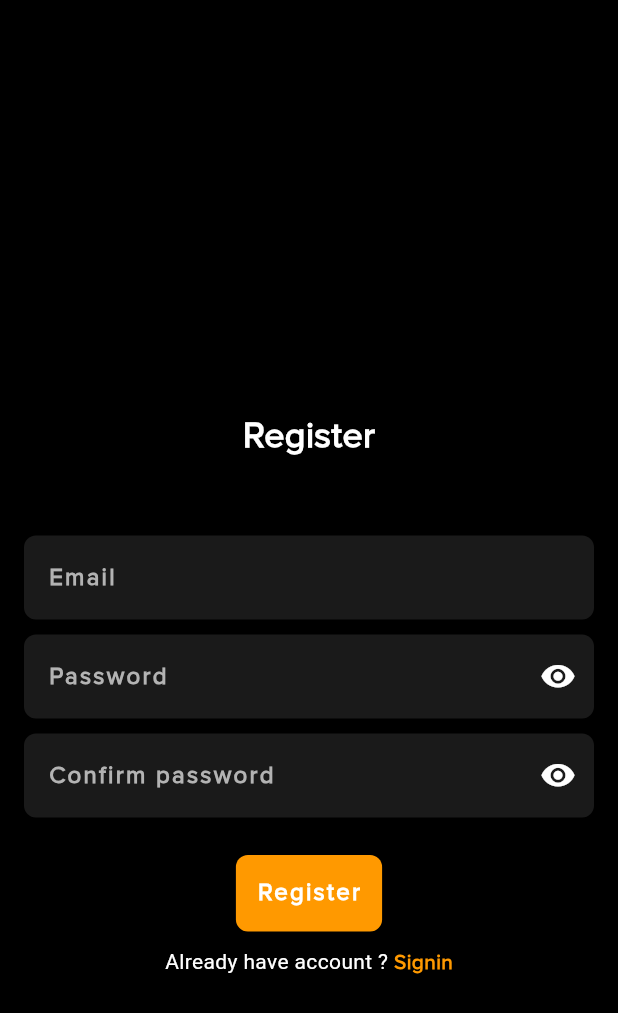
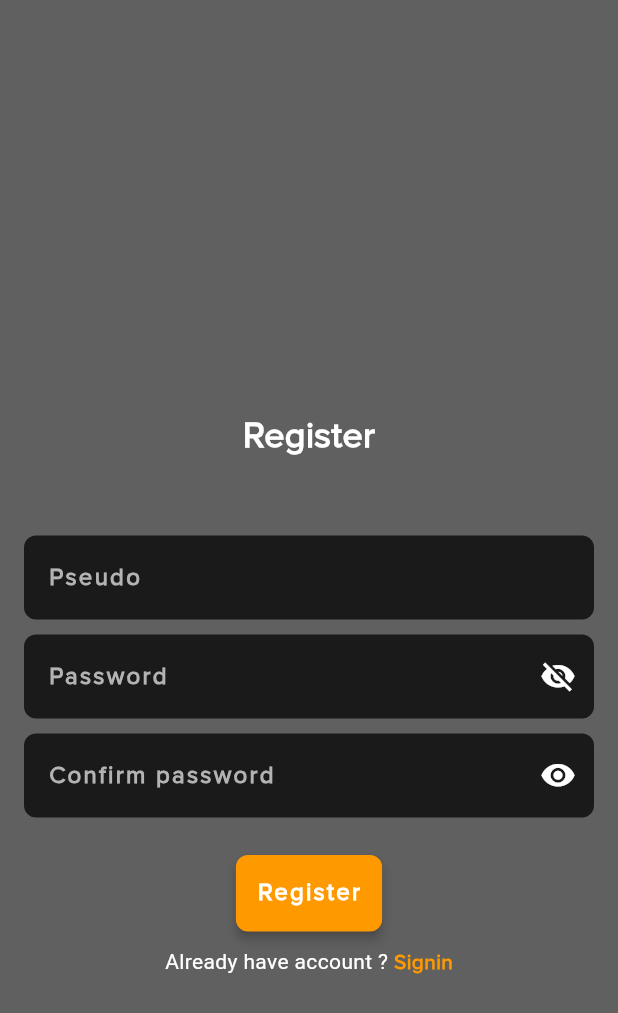
Before and after one commit to andyRamesy/posix, a Flutter app: the SignupPage screen opened directly, after a tap on "Register", on a phone screen of 412 x 824 dp. Shown: the top 1013 px of the screen. Run offline on Flutter 3.47's test engine with Material 3 defaults, Android fonts, the phone set to English and light mode, and no system bars; our stand-ins replace dartz, dio, flutter_bloc, flutter_svg, get_it, local_auth and 2 more; accounts and stored records are empty; network calls fail.

Commit message:
fix obscure text on password field and validation

```diff
--- a/lib/common/widgets/buttons/custom_button.dart
+++ b/lib/common/widgets/buttons/custom_button.dart
@@ -7,20 +7,20 @@ class Custombutton extends StatelessWidget {
   final bool isPrimary;
   final TextStyle textStyle;
 
-  const Custombutton(
-      {super.key,
-      required this.text,
-      required this.onPressed,
-      this.isPrimary = true,
-      required this.textStyle});
+  const Custombutton({
+    super.key,
+    required this.text,
+    required this.onPressed,
+    this.isPrimary = true,
+    required this.textStyle,
+  });
 
   @override
   Widget build(BuildContext context) {
     return ElevatedButton(
       style: ElevatedButton.styleFrom(
           backgroundColor: isPrimary ? AppColors.primary : AppColors.background,
-          foregroundColor:
-              isPrimary ? AppColors.customBlack : AppColors.text,
+          foregroundColor: isPrimary ? AppColors.customBlack : AppColors.text,
           padding: const EdgeInsets.symmetric(
             vertical: 14,
             horizontal: 14,
--- a/lib/core/configs/network/dio_client.dart
+++ b/lib/core/configs/network/dio_client.dart
@@ -1,4 +1,5 @@
 import 'package:dio/dio.dart';
+import 'package:posix/core/configs/constants/api_url.dart';
 
 import 'interceptors.dart';
 
@@ -7,12 +8,12 @@ class DioClient {
   DioClient()
       : _dio = Dio(
           BaseOptions(
-              baseUrl: '',
+              baseUrl: ApiUrl.baseUrl,
               headers: {'Content-Type': 'application/json; charset=UTF-8'},
               responseType: ResponseType.json,
               sendTimeout: const Duration(seconds: 10),
               receiveTimeout: const Duration(seconds: 10)),
-        )..interceptors.addAll([AuthInterceptor(),LoggerInterceptor()]);
+        )..interceptors.addAll([AuthInterceptor(), LoggerInterceptor()]);
 
   // GET METHOD
   Future<Response> get(
--- a/lib/data/auth/sources/auth_api_service.dart
+++ b/lib/data/auth/sources/auth_api_service.dart
@@ -1,5 +1,6 @@
 import 'package:dartz/dartz.dart';
 import 'package:dio/dio.dart';
+import 'package:posix/core/configs/constants/api_url.dart';
 import 'package:posix/core/configs/network/dio_client.dart';
 import 'package:posix/data/auth/models/signin_request_params.dart';
 import 'package:posix/data/auth/models/signup_request_params.dart';
@@ -24,10 +25,13 @@ class AuthApiServiceImpl extends AuthApiService {
   @override
   Future<Either> signup(SignupRequestParams params) async {
     try {
-      var response = await sl<DioClient>().post('url');
-      return Right(response);
+      var response = await sl<DioClient>().post(
+        ApiUrl.signup,
+        data: params.toMap(),
+      );
+      return Right(response.data);
     } on DioException catch (e) {
-      return Left(e);
+      return Left(e.response!.data['message']);
     }
   }
 }
--- /dev/null
+++ b/lib/domain/auth/usecases/signup.dart
@@ -0,0 +1,12 @@
+import 'package:dartz/dartz.dart';
+import 'package:posix/core/usecase/usecase.dart';
+import 'package:posix/data/auth/models/signup_request_params.dart';
+import 'package:posix/domain/auth/repositories/auth.dart';
+import 'package:posix/service_locator.dart';
+
+class SignupUseCase extends UseCase<Either, SignupRequestParams> {
+  @override
+  Future<Either> call(SignupRequestParams params) async {
+    return await sl<AuthRepository>().signup(params);
+  }
+}
--- a/lib/presentation/auth/pages/signup.dart
+++ b/lib/presentation/auth/pages/signup.dart
@@ -2,24 +2,40 @@ import 'package:flutter/gestures.dart';
 import 'package:flutter/material.dart';
 import 'package:posix/common/navigation/app_navigation.dart';
 import 'package:posix/common/widgets/buttons/custom_button.dart';
+import 'package:posix/core/configs/theme/app_color.dart';
 import 'package:posix/core/configs/theme/app_theme.dart';
-import 'package:posix/presentation/home/pages/home.dart';
+import 'package:posix/data/auth/models/signup_request_params.dart';
+import 'package:posix/domain/auth/usecases/signup.dart';
+import 'package:posix/presentation/auth/pages/signin.dart';
+import 'package:posix/service_locator.dart';
+
+enum PasswordFieldType { password, confirmPassword }
 
 class SignupPage extends StatefulWidget {
-  SignupPage({super.key});
+  const SignupPage({super.key});
 
   @override
   State<SignupPage> createState() => _SignupPageState();
 }
 
 class _SignupPageState extends State<SignupPage> {
-  final TextEditingController _emailController = TextEditingController();
+  final TextEditingController _pseudoController = TextEditingController();
   final TextEditingController _passwordController = TextEditingController();
-  bool _isObscure = true;
+  final TextEditingController _confirmPasswordController =
+      TextEditingController();
+  bool _isObscurePassword = true;
+  bool _isObscurePasswordConfirmation = true;
 
-  void _toggleObscured() {
+  _toggleObscuredPassword(PasswordFieldType fieldType) {
     setState(() {
-      _isObscure = !_isObscure;
+      switch (fieldType) {
+        case PasswordFieldType.password:
+          _isObscurePassword = !_isObscurePassword;
+          break;
+        case PasswordFieldType.confirmPassword:
+          _isObscurePasswordConfirmation = !_isObscurePasswordConfirmation;
+          break;
+      }
     });
   }
 
@@ -30,34 +46,38 @@ class _SignupPageState extends State<SignupPage> {
     );
   }
 
-  Widget _emailField() {
+  Widget _pseudoField() {
     return TextField(
-      controller: _emailController,
-      decoration: const InputDecoration(hintText: "Email"),
+      controller: _pseudoController,
+      decoration: const InputDecoration(hintText: "Pseudo"),
     );
   }
 
   Widget _passwordField() {
     return TextField(
       controller: _passwordController,
+      obscureText: _isObscurePassword,
       decoration: InputDecoration(
           hintText: "Password",
           suffixIcon: IconButton(
-              onPressed: _toggleObscured,
-              icon: Icon(_isObscure
-                  ? Icons.visibility_rounded
-                  : Icons.visibility_off_sharp))),
+              onPressed: () =>
+                  _toggleObscuredPassword(PasswordFieldType.password),
+              icon: Icon(_isObscurePassword
+                  ? Icons.visibility_off_sharp
+                  : Icons.visibility_rounded))),
     );
   }
 
   Widget _confirmPasswordField() {
     return TextField(
-      controller: _passwordController,
+      controller: _confirmPasswordController,
+      obscureText: _isObscurePasswordConfirmation,
       decoration: InputDecoration(
           hintText: "Confirm password",
           suffixIcon: IconButton(
-              onPressed: _toggleObscured,
-              icon: Icon(_isObscure
+              onPressed: () =>
+                  _toggleObscuredPassword(PasswordFieldType.confirmPassword),
+              icon: Icon(_isObscurePasswordConfirmation
                   ? Icons.visibility_rounded
                   : Icons.visibility_off_sharp))),
     );
@@ -66,8 +86,11 @@ class _SignupPageState extends State<SignupPage> {
   Widget _signupButton(BuildContext context) {
     return Custombutton(
       text: "Register",
-      onPressed: () {
-        print("signup");
+      onPressed: () async {
+        await sl<SignupUseCase>().call(SignupRequestParams(
+          email: _pseudoController.text,
+          password: _passwordController.text,
+        ));
       },
       textStyle: AppTheme.appTheme.textTheme.bodyLarge!,
     );
@@ -83,7 +106,7 @@ class _SignupPageState extends State<SignupPage> {
             style: AppTheme.appTheme.textTheme.labelLarge,
             recognizer: TapGestureRecognizer()
               ..onTap = () {
-                AppNavigation.push(context, HomePage());
+                AppNavigation.push(context, SigninPage());
               },
           )
         ],
@@ -94,6 +117,7 @@ class _SignupPageState extends State<SignupPage> {
   @override
   Widget build(BuildContext context) {
     return Scaffold(
+      backgroundColor: AppColors.scaffoldBackgroundColor,
       body: SafeArea(
         minimum: const EdgeInsets.only(top: 100, right: 16, left: 16),
         child: Column(
@@ -105,7 +129,7 @@ class _SignupPageState extends State<SignupPage> {
             const SizedBox(
               height: 30,
             ),
-            _emailField(),
+            _pseudoField(),
             _passwordField(),
             _confirmPasswordField(),
             const SizedBox(
--- a/lib/service_locator.dart
+++ b/lib/service_locator.dart
@@ -10,6 +10,7 @@ import 'package:posix/domain/auth/repositories/auth_biometric.dart';
 import 'package:posix/domain/auth/usecases/auth_biometric.dart';
 import 'package:posix/domain/auth/usecases/is_device_supported.dart';
 import 'package:posix/domain/auth/usecases/signin.dart';
+import 'package:posix/domain/auth/usecases/signup.dart';
 
 final sl = GetIt.instance;
 
@@ -27,5 +28,6 @@ void setupServiceLocator() {
   //usecases
   sl.registerSingleton<IsDeviceSupportedUseCase>(IsDeviceSupportedUseCase());
   sl.registerSingleton<AuthenticateUseCase>(AuthenticateUseCase());
+  sl.registerSingleton<SignupUseCase>(SignupUseCase());
   sl.registerSingleton<SigninUseCase>(SigninUseCase());
 }
```
Also changed, not shown: 3 other files.
